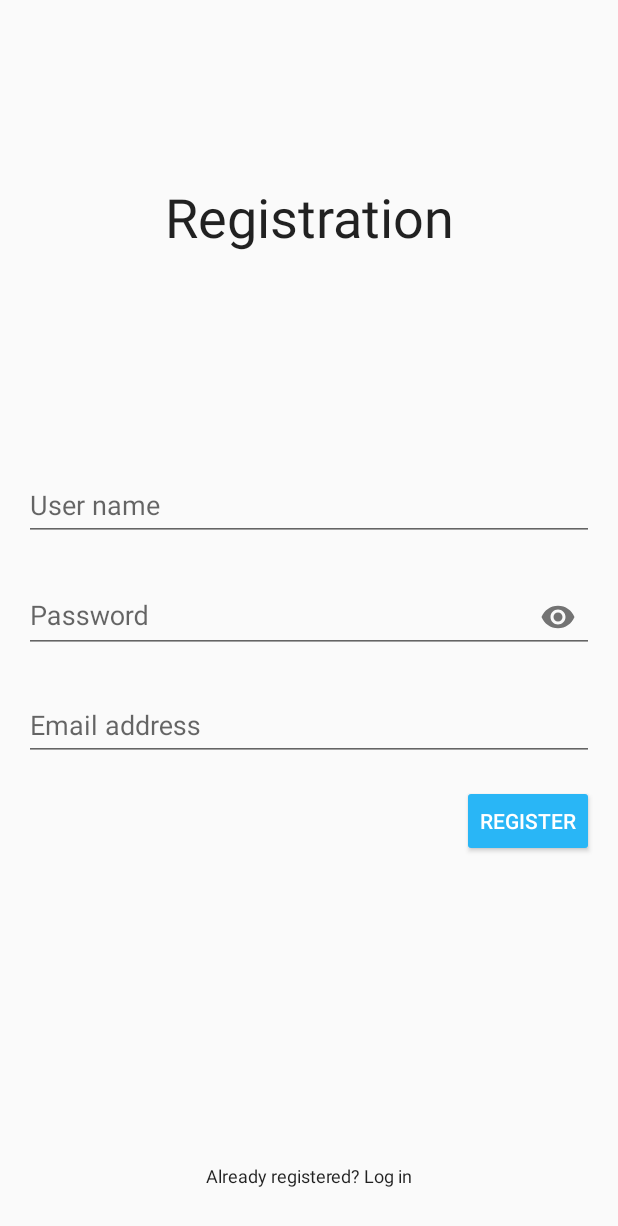
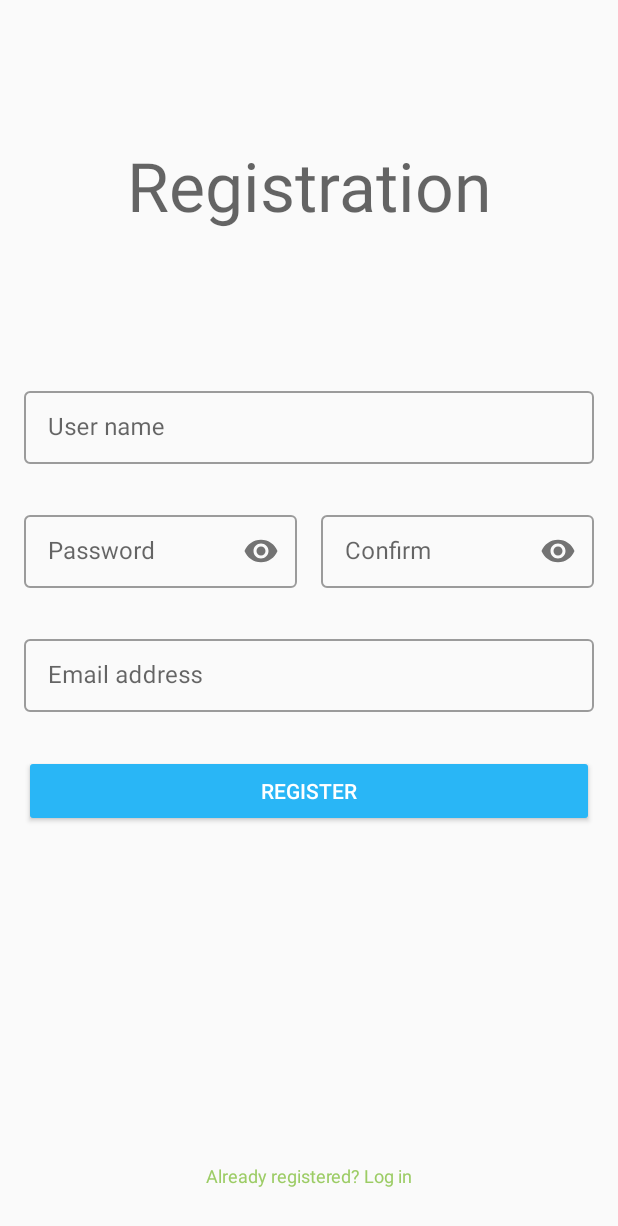
Before and after one commit to kristof12345/SzamitogepBiztonsagHF, an Android app: the RegisterFragment screen opened through its navigation route, on a phone screen of 412 x 824 dp. Shown: the top 1226 px of the screen. Run offline under Robolectric (Android 15) with nearby library versions, the phone set to English and light mode, and no system bars.

Commit message:
Retexture register + add confirm field

```diff
--- a/Android/app/src/main/res/layout/fragment_register.xml
+++ b/Android/app/src/main/res/layout/fragment_register.xml
@@ -11,8 +11,7 @@
         android:layout_width="wrap_content"
         android:layout_height="wrap_content"
         android:text="@string/registration"
-        android:textAppearance="@style/TextAppearance.AppCompat.Large"
-        android:textSize="36sp"
+        android:textAppearance="@style/TextAppearance.AppCompat.Display2"
         app:layout_constraintBottom_toTopOf="@+id/guideline2"
         app:layout_constraintEnd_toEndOf="parent"
         app:layout_constraintStart_toStartOf="parent"
@@ -20,11 +19,13 @@
 
     <com.google.android.material.textfield.TextInputLayout
         android:id="@+id/tilRegEmail"
+        style="@style/Widget.MaterialComponents.TextInputLayout.OutlinedBox.Dense"
         android:layout_width="0dp"
         android:layout_height="wrap_content"
         android:layout_marginStart="16dp"
-        android:layout_marginTop="16dp"
+        android:layout_marginTop="8dp"
         android:layout_marginEnd="16dp"
+        app:errorEnabled="true"
         app:layout_constraintEnd_toEndOf="parent"
         app:layout_constraintHorizontal_bias="0.0"
         app:layout_constraintStart_toStartOf="parent"
@@ -40,11 +41,13 @@
 
     <com.google.android.material.textfield.TextInputLayout
         android:id="@+id/tilRegName"
+        style="@style/Widget.MaterialComponents.TextInputLayout.OutlinedBox.Dense"
         android:layout_width="0dp"
         android:layout_height="wrap_content"
         android:layout_marginStart="16dp"
-        android:layout_marginTop="16dp"
+        android:layout_marginTop="8dp"
         android:layout_marginEnd="16dp"
+        app:errorEnabled="true"
         app:layout_constraintEnd_toEndOf="parent"
         app:layout_constraintHorizontal_bias="0.0"
         app:layout_constraintStart_toStartOf="parent"
@@ -63,16 +66,18 @@
         android:layout_width="wrap_content"
         android:layout_height="wrap_content"
         android:orientation="horizontal"
-        app:layout_constraintGuide_percent="0.35" />
+        app:layout_constraintGuide_percent="0.3" />
 
     <com.google.android.material.textfield.TextInputLayout
         android:id="@+id/tilRegPassword"
+        style="@style/Widget.MaterialComponents.TextInputLayout.OutlinedBox.Dense"
         android:layout_width="0dp"
         android:layout_height="wrap_content"
         android:layout_marginStart="16dp"
-        android:layout_marginTop="16dp"
-        android:layout_marginEnd="16dp"
-        app:layout_constraintEnd_toEndOf="parent"
+        android:layout_marginTop="8dp"
+        android:layout_marginEnd="8dp"
+        app:errorEnabled="true"
+        app:layout_constraintEnd_toStartOf="@+id/guideline"
         app:layout_constraintStart_toStartOf="parent"
         app:layout_constraintTop_toBottomOf="@+id/tilRegName"
         app:passwordToggleEnabled="true">
@@ -85,21 +90,45 @@
             android:inputType="textPassword|textWebPassword" />
     </com.google.android.material.textfield.TextInputLayout>
 
+    <com.google.android.material.textfield.TextInputLayout
+        android:id="@+id/tilRegPasswordConfirm"
+        style="@style/Widget.MaterialComponents.TextInputLayout.OutlinedBox.Dense"
+        android:layout_width="0dp"
+        android:layout_height="wrap_content"
+        android:layout_marginStart="8dp"
+        android:layout_marginTop="8dp"
+        android:layout_marginEnd="16dp"
+        app:errorEnabled="true"
+        app:layout_constraintEnd_toEndOf="parent"
+        app:layout_constraintStart_toStartOf="@+id/guideline"
+        app:layout_constraintTop_toBottomOf="@+id/tilRegName"
+        app:passwordToggleEnabled="true">
+
+        <com.google.android.material.textfield.TextInputEditText
+            android:id="@+id/tietRegPasswordConfirm"
+            android:layout_width="match_parent"
+            android:layout_height="wrap_content"
+            android:hint="@string/confirm"
+            android:inputType="textPassword|textWebPassword" />
+    </com.google.android.material.textfield.TextInputLayout>
+
     <Button
         android:id="@+id/btRegister"
         style="@style/Widget.AppCompat.Button.Colored"
-        android:layout_width="wrap_content"
+        android:layout_width="0dp"
         android:layout_height="wrap_content"
-        android:layout_marginTop="16dp"
+        android:layout_marginStart="16dp"
+        android:layout_marginTop="8dp"
         android:layout_marginEnd="16dp"
         android:text="@string/register"
-        android:textSize="14sp"
+        android:textAlignment="center"
         app:layout_constraintEnd_toEndOf="parent"
+        app:layout_constraintStart_toStartOf="parent"
         app:layout_constraintTop_toBottomOf="@+id/tilRegEmail" />
 
     <Button
         android:id="@+id/btToLogin"
-        style="@style/Widget.AppCompat.Button.Borderless.Colored"
+        style="@style/Widget.MaterialComponents.Button.TextButton"
         android:layout_width="wrap_content"
         android:layout_height="wrap_content"
         android:layout_marginStart="16dp"
@@ -112,4 +141,11 @@
         app:layout_constraintEnd_toEndOf="parent"
         app:layout_constraintStart_toStartOf="parent" />
 
+    <androidx.constraintlayout.widget.Guideline
+        android:id="@+id/guideline"
+        android:layout_width="wrap_content"
+        android:layout_height="wrap_content"
+        android:orientation="vertical"
+        app:layout_constraintGuide_percent="0.5" />
+
 </androidx.constraintlayout.widget.ConstraintLayout>
--- a/Android/app/src/main/res/values/strings.xml
+++ b/Android/app/src/main/res/values/strings.xml
@@ -12,4 +12,5 @@
     <string name="email_address">Email address</string>
     <string name="register">Register</string>
     <string name="already_registered">Already registered? Log in</string>
+    <string name="confirm">Confirm</string>
 </resources>
```
Also changed, not shown: 1 other file.
